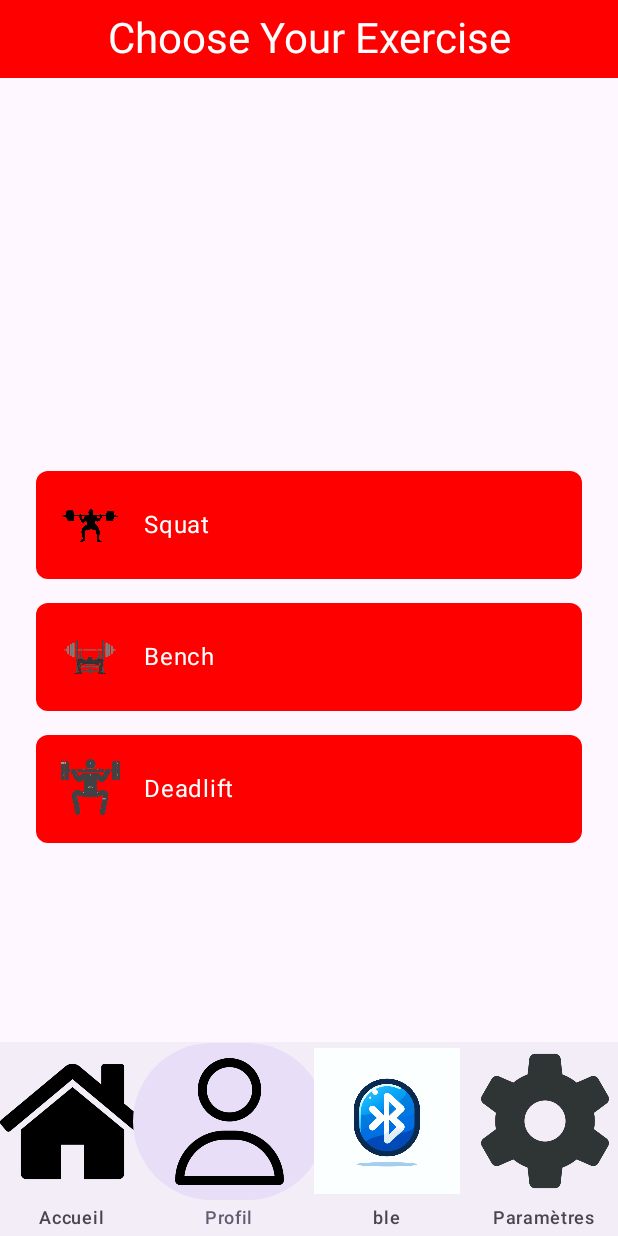
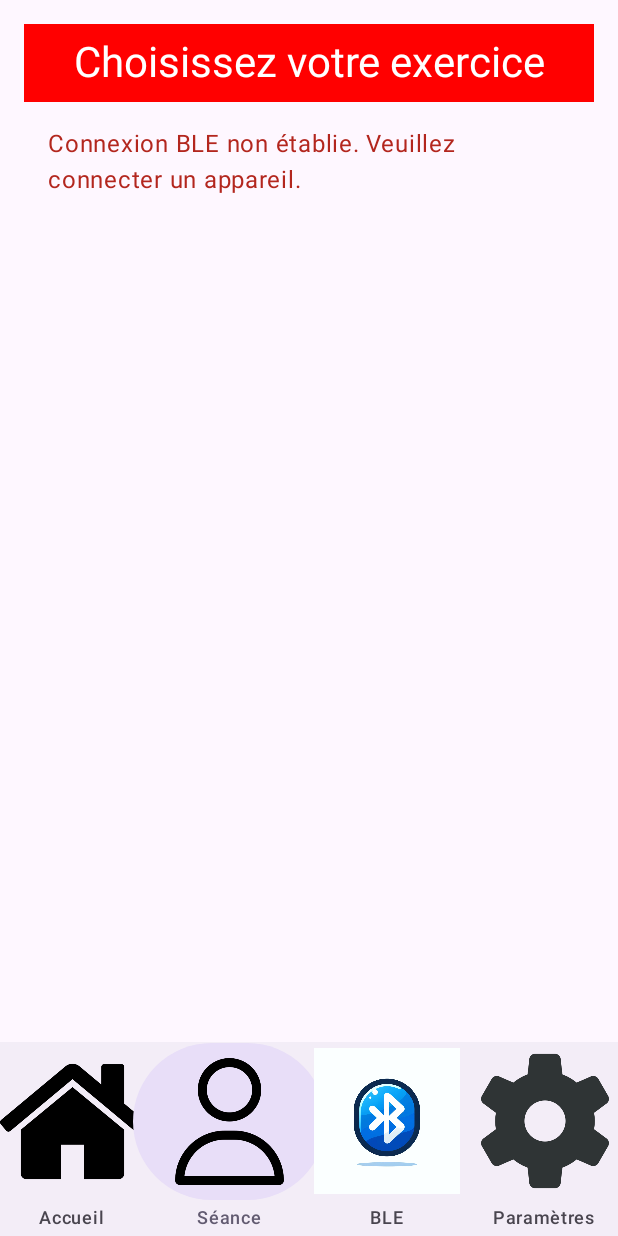
Before and after one commit to XaenorVlast/Master_Projet_ANDROID, an Android app built with Jetpack Compose: the SeanceScreen screen opened through its navigation route, on a phone screen of 412 x 824 dp. Run offline under Robolectric (Android 15) with nearby library versions, the phone set to English and light mode, and no system bars; our stand-ins replace Firebase (no records; nobody signed in at launch, a user with empty details on screens opened directly).

Commit message:
fin premiere partie reste le style a faire

```diff
--- a/app/build.gradle.kts
+++ b/app/build.gradle.kts
@@ -80,4 +80,5 @@ dependencies {
     implementation ("androidx.lifecycle:lifecycle-runtime-ktx:2.3.1")
     implementation ("androidx.lifecycle:lifecycle-viewmodel-compose:2.7.0")
     implementation ("androidx.compose.runtime:runtime-livedata:1.6.7")
-}
+    implementation ("androidx.compose.material3:material3:1.2.1")
+    implementation ("androidx.compose.ui:ui:1.6.7") }
--- a/app/src/main/AndroidManifest.xml
+++ b/app/src/main/AndroidManifest.xml
@@ -34,6 +34,12 @@
 
         android:theme="@style/Theme.UntilFailure" />
 
+        <activity
+            android:name=".model.exercice.ExerciceActivity"
+            android:exported="false"
+
+            android:theme="@style/Theme.UntilFailure" />
+
     <activity
         android:name=".model.firstPart.InscriptionActivity"
         android:exported="false"
--- a/app/src/main/java/fr/isen/gomez/untilfailure/aspect/ble/BLEScreen.kt
+++ b/app/src/main/java/fr/isen/gomez/untilfailure/aspect/ble/BLEScreen.kt
@@ -13,6 +13,7 @@ import androidx.lifecycle.viewmodel.compose.viewModel
 import androidx.compose.runtime.collectAsState
 import androidx.compose.ui.Modifier
 import androidx.compose.ui.unit.dp
+import fr.isen.gomez.untilfailure.viewModel.ble.ScanViewModel
 
 @SuppressLint("MissingPermission")
 @Composable
@@ -31,11 +32,10 @@ fun BLEScreen(viewModel: ScanViewModel = viewModel()) {
             Text(if (isScanning) "Arrêter le scan" else "Démarrer le scan")
         }
 
-        if (connectionState) {
-            Text("Connected", modifier = Modifier.padding(16.dp))
-        } else {
-            Text("Not Connected", modifier = Modifier.padding(16.dp))
-        }
+        Text(
+            if (connectionState) "Connecté" else "Non connecté",
+            modifier = Modifier.padding(16.dp)
+        )
 
         LazyColumn(contentPadding = PaddingValues(horizontal = 16.dp, vertical = 8.dp)) {
             items(scanResults) { result ->
--- a/app/src/main/java/fr/isen/gomez/untilfailure/aspect/screenPrincipal/SeanceScreen.kt
+++ b/app/src/main/java/fr/isen/gomez/untilfailure/aspect/screenPrincipal/SeanceScreen.kt
@@ -1,5 +1,8 @@
 package fr.isen.gomez.untilfailure.aspect.screenPrincipal
 
+import fr.isen.gomez.untilfailure.model.exercice.ExerciceActivity
+import fr.isen.gomez.untilfailure.viewModel.ble.ScanViewModel
+import android.annotation.SuppressLint
 import androidx.compose.foundation.Image
 import androidx.compose.foundation.background
 import androidx.compose.foundation.clickable
@@ -8,12 +11,6 @@ import androidx.compose.foundation.layout.Column
 import androidx.compose.foundation.layout.Row
 import androidx.compose.foundation.layout.Spacer
 import androidx.compose.foundation.layout.fillMaxHeight
-
-
-import androidx.compose.foundation.layout.padding
-
-import androidx.compose.ui.Alignment
-
 import androidx.compose.foundation.layout.fillMaxSize
 import androidx.compose.foundation.layout.fillMaxWidth
 import androidx.compose.foundation.layout.padding
@@ -25,30 +22,66 @@ import androidx.compose.material3.Surface
 import androidx.compose.material3.Text
 import androidx.compose.runtime.Composable
 import androidx.compose.runtime.collectAsState
-
+import androidx.compose.ui.Alignment
 import androidx.compose.ui.Modifier
 import androidx.compose.ui.graphics.Color
-import androidx.compose.ui.platform.LocalContext
 import androidx.compose.ui.res.painterResource
 import androidx.compose.ui.text.style.TextAlign
 import androidx.compose.ui.unit.dp
-import fr.isen.gomez.untilfailure.R
+import androidx.lifecycle.viewmodel.compose.viewModel
 import fr.isen.gomez.untilfailure.data.Exercise
 import fr.isen.gomez.untilfailure.viewModel.screenPrincipal.SeanceViewModel
-import androidx.lifecycle.viewmodel.compose.viewModel
 
+
+import android.content.Intent
+
+import androidx.compose.ui.platform.LocalContext
+
+
+@SuppressLint("UnusedMaterial3ScaffoldPaddingParameter")
 @Composable
-fun SeanceScreen(viewModel: SeanceViewModel = viewModel()) {
-    val exercises = viewModel.exercises.collectAsState().value
+fun SeanceScreen(
+    seanceViewModel: SeanceViewModel = viewModel(),
+    scanViewModel: ScanViewModel = viewModel()
+) {
+    val exercises = seanceViewModel.exercises.collectAsState().value
+    val isConnected = scanViewModel.connectionState.collectAsState().value
+    val context = LocalContext.current
 
-    Column(modifier = Modifier.fillMaxSize()) {
-        SectionTitle(title = "Choose Your Exercise")
-        ExerciseButtons(exercises = exercises, viewModel = viewModel)
+    Column(modifier = Modifier.fillMaxSize().padding(16.dp)) {
+        SectionTitle(title = "Choisissez votre exercice")
+        if (!isConnected) {
+            Text(
+                "Connexion BLE non établie. Veuillez connecter un appareil.",
+                color = MaterialTheme.colorScheme.error,
+                style = MaterialTheme.typography.bodyLarge,
+                modifier = Modifier.padding(16.dp)
+            )
+        } else {
+            ExerciseButtons(
+                exercises = exercises,
+                isConnected = isConnected,
+                onExerciseSelected = { exercise ->
+                    if (isConnected) {
+                        val intent = Intent(context, ExerciceActivity::class.java).apply {
+                            putExtra("EXERCISE_ID", exercise.id) // Assurez-vous que 'id' est une propriété de votre classe Exercise
+                            putExtra("EXERCISE_NAME", exercise.name) // Exemple d'envoi de plus d'info
+                        }
+                        context.startActivity(intent)
+                    }
+                }
+            )
+        }
     }
 }
 
+
 @Composable
-fun ExerciseButtons(exercises: List<Exercise>, viewModel: SeanceViewModel) {
+fun ExerciseButtons(
+    exercises: List<Exercise>,
+    isConnected: Boolean,
+    onExerciseSelected: (Exercise) -> Unit
+) {
     Column(
         modifier = Modifier.fillMaxHeight().padding(horizontal = 16.dp),
         verticalArrangement = Arrangement.Center,
@@ -56,7 +89,7 @@ fun ExerciseButtons(exercises: List<Exercise>, viewModel: SeanceViewModel) {
     ) {
         exercises.forEach { exercise ->
             ColorButton(
-                onClick = { viewModel.onExerciseSelected(exercise) },
+                onClick = { if (isConnected) onExerciseSelected(exercise) },
                 imageId = exercise.imageId,
                 text = exercise.name,
                 contentColor = MaterialTheme.colorScheme.onBackground
@@ -64,6 +97,8 @@ fun ExerciseButtons(exercises: List<Exercise>, viewModel: SeanceViewModel) {
         }
     }
 }
+
+
 
 
 @Composable
--- a/app/src/main/java/fr/isen/gomez/untilfailure/model/screenPrincipal/EcranPrincipalActivity.kt
+++ b/app/src/main/java/fr/isen/gomez/untilfailure/model/screenPrincipal/EcranPrincipalActivity.kt
@@ -1,9 +1,10 @@
 package fr.isen.gomez.untilfailure.model.screenPrincipal
 
 import BLEScreen
-import ScanViewModel
+import fr.isen.gomez.untilfailure.viewModel.ble.ScanViewModel
 import SettingsScreen
 import android.annotation.SuppressLint
+import android.content.Intent
 import android.os.Bundle
 import androidx.activity.ComponentActivity
 import androidx.activity.compose.setContent
@@ -28,28 +29,33 @@ import androidx.navigation.compose.rememberNavController
 import fr.isen.gomez.untilfailure.R
 import fr.isen.gomez.untilfailure.aspect.screenPrincipal.SeanceScreen
 import fr.isen.gomez.untilfailure.aspect.screenPrincipal.performance.PerformanceScreen
+import fr.isen.gomez.untilfailure.model.firstPart.AccueilActivity
 import fr.isen.gomez.untilfailure.viewModel.ble.PermissionsHelper
 import fr.isen.gomez.untilfailure.viewModel.screenPrincipal.PerformanceViewModel
-import fr.isen.gomez.untilfailure.viewModel.screenPrincipal.SeanceViewModel
 import fr.isen.gomez.untilfailure.viewModel.screenPrincipal.SettingsViewModel
-
-
 class EcranPrincipalActivity : ComponentActivity() {
     private lateinit var permissionsHelper: PermissionsHelper
     private lateinit var requestPermissionLauncher: ActivityResultLauncher<Array<String>>
+    private lateinit var scanViewModel: ScanViewModel
 
     override fun onCreate(savedInstanceState: Bundle?) {
         super.onCreate(savedInstanceState)
 
         permissionsHelper = PermissionsHelper(this)
+        scanViewModel = ViewModelProvider(this)[ScanViewModel::class.java] // Initialisez le ScanViewModel ici
+
         requestPermissionLauncher = registerForActivityResult(
             ActivityResultContracts.RequestMultiplePermissions()
         ) { permissions ->
             if (permissions.all { it.value }) {
-                setContent { MainContent() }
+                setContent { MainContent(scanViewModel) }
             } else {
-                // Handle the case where permissions are not granted
+                // Gérer le cas où les permissions ne sont pas accordées
+                val intent = Intent(this@EcranPrincipalActivity, AccueilActivity::class.java)
+                startActivity(intent)
+                finish()  // Fermer l'activité actuelle pour éviter le retour en arrière
             }
+
         }
 
         checkAndRequestPermissions()
@@ -59,28 +65,37 @@ class EcranPrincipalActivity : ComponentActivity() {
         if (!permissionsHelper.hasAllPermissions()) {
             permissionsHelper.requestNeededPermissions(requestPermissionLauncher)
         } else {
-            setContent { MainContent() }
+            setContent { MainContent(scanViewModel) }
         }
     }
 
     @SuppressLint("UnusedMaterial3ScaffoldPaddingParameter")
     @Composable
-    fun MainContent() {
+    fun MainContent(scanViewModel: ScanViewModel) {
         val navController = rememberNavController()
         Scaffold(
             bottomBar = { BottomNavigationBar(navController) }
         ) {
-            NavHost(navController, startDestination = "performance") {
-                composable("performance") { PerformanceScreen(viewModel = ViewModelProvider(this@EcranPrincipalActivity)[PerformanceViewModel::class.java]) }
-                composable("seance") { SeanceScreen(viewModel = ViewModelProvider(this@EcranPrincipalActivity)[SeanceViewModel::class.java]) }
-                composable("settings") { SettingsScreen(viewModel = ViewModelProvider(this@EcranPrincipalActivity)[SettingsViewModel::class.java]) }
+            NavHost(navController, startDestination = "ble") {  // Modifié pour démarrer sur l'écran BLE
+                composable("performance") {
+                    PerformanceScreen(viewModel = ViewModelProvider(this@EcranPrincipalActivity)[PerformanceViewModel::class.java])
+                }
+                composable("seance") {
+                    SeanceScreen(
+                        seanceViewModel = viewModel(viewModelStoreOwner = this@EcranPrincipalActivity),
+                        scanViewModel = scanViewModel
+                    )
+                }
+                composable("settings") {
+                    SettingsScreen(viewModel = ViewModelProvider(this@EcranPrincipalActivity)[SettingsViewModel::class.java])
+                }
                 composable("ble") {
-                    BLEScreen(viewModel = viewModel<ScanViewModel>())
+                    BLEScreen(viewModel = scanViewModel)
                 }
             }
         }
     }
-
+}
 
 @Composable
 fun BottomNavigationBar(navController: NavController) {
@@ -95,14 +110,14 @@ class EcranPrincipalActivity : ComponentActivity() {
             onClick = { navController.navigate("performance") }
         )
         NavigationBarItem(
-                icon = { Image(painter = painterResource(id = R.drawable.profilutilisateur), contentDescription = "Profil") },
-                label = { Text("Profil") },
+            icon = { Image(painter = painterResource(id = R.drawable.profilutilisateur), contentDescription = "Séance") },
+            label = { Text("Séance") },
             selected = currentDestination?.hierarchy?.any { it.route == "seance" } == true,
             onClick = { navController.navigate("seance") }
         )
         NavigationBarItem(
-                icon = { Image(painter = painterResource(id = R.drawable.bluetooth3), contentDescription = "ble") },
-                label = { Text("ble") },
+            icon = { Image(painter = painterResource(id = R.drawable.bluetooth3), contentDescription = "BLE") },
+            label = { Text("BLE") },
             selected = currentDestination?.hierarchy?.any { it.route == "ble" } == true,
             onClick = { navController.navigate("ble") }
         )
@@ -112,7 +127,5 @@ class EcranPrincipalActivity : ComponentActivity() {
             selected = currentDestination?.hierarchy?.any { it.route == "settings" } == true,
             onClick = { navController.navigate("settings") }
         )
-
     }
 }
-}
```
Also changed, not shown: app/src/main/java/fr/isen/gomez/untilfailure/model/exercice/ExerciceActivity.kt (added, +47 -0 lines), app/src/main/java/fr/isen/gomez/untilfailure/viewModel/ble/ScanViewModel.kt (+11 -3 lines). Lines whose indentation alone changed are shown as unchanged.
